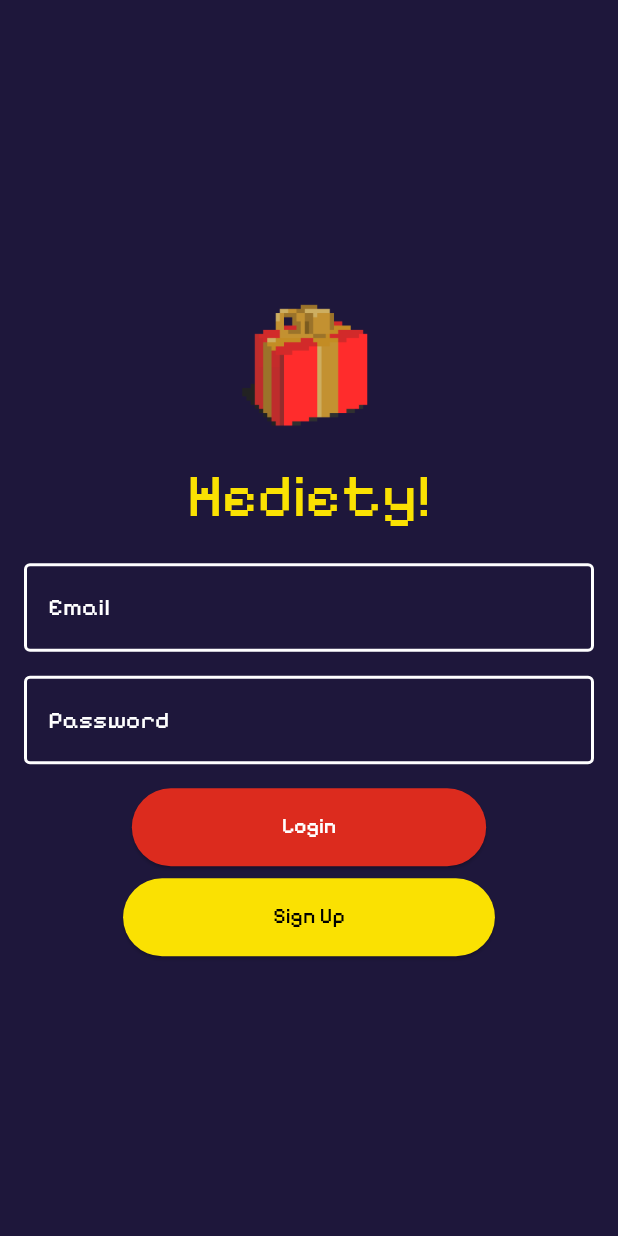
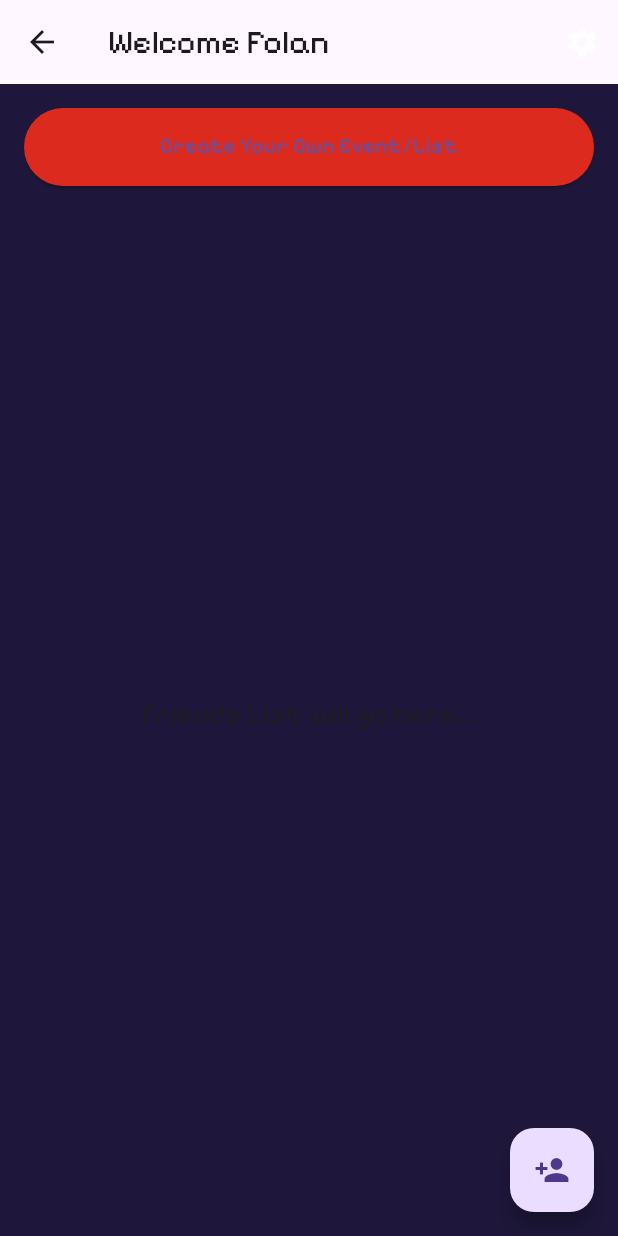
Before and after one commit to Ahmed-Eldera/Hediety, a Flutter app: the screen it shows after launch, after a tap on "Login", on a phone screen of 412 x 824 dp. Run offline on Flutter 3.47's test engine with Material 3 defaults, Android fonts, the phone set to English and light mode, and no system bars.

Commit message:
isolated the colors & have a draft of the home

```diff
--- /dev/null
+++ b/lib/colors.dart
@@ -0,0 +1,7 @@
+import 'package:flutter/material.dart';
+
+// Define your custom colors
+const Color a7mar = Color.fromARGB(255, 220, 43, 30);
+const Color gold = Color.fromARGB(255, 250, 225, 2);
+const Color laser = Color.fromARGB(255, 166, 0, 199);
+const Color bg = Color(0xFF1E173B);
--- /dev/null
+++ b/lib/home.dart
@@ -0,0 +1,71 @@
+import 'package:flutter/material.dart';
+import 'package:hediety/colors.dart';
+
+class HomePage extends StatelessWidget {
+  @override
+  Widget build(BuildContext context) {
+    return Scaffold(
+      // AppBar at the top with a title and a settings button
+      backgroundColor: bg,
+      appBar: AppBar(
+        title: Text('Welcome Folan'),
+        actions: [
+          // Settings button in the AppBar
+          IconButton(
+            icon: Icon(Icons.settings,
+            color: Colors.white,),
+
+            onPressed: () {
+              // Navigate to settings page (to be implemented later)
+              print('Settings button pressed');
+            },
+          ),
+        ],
+      ),
+      // Body content of the home page
+      body: Padding(
+        padding: const EdgeInsets.all(16.0),
+        child: Column(
+          mainAxisAlignment: MainAxisAlignment.center, // Center the button vertically
+          crossAxisAlignment: CrossAxisAlignment.stretch, // Stretch the button to full width
+          children: [
+            // Center the button to create event/list
+            ElevatedButton(
+              style: ElevatedButton.styleFrom(
+                padding: EdgeInsets.symmetric(vertical: 16), // Padding to make button taller
+                backgroundColor: a7mar
+                // textStyle: TextStyle(fontSize: 18), // Font size for button text
+              ),
+              onPressed: () {
+                // Logic for creating event/list (to be added later)
+                print('Create Event/List button pressed');
+              },
+              child: Text('Create Your Own Event/List',
+                ),
+            ),
+            SizedBox(height: 20), // Space between button and list
+            // Placeholder for friends list
+            Expanded(
+              child: Center(
+                child: Text(
+                  'Friends List will go here...',
+                  style: TextStyle(fontSize: 18),
+                ),
+              ),
+            ),
+          ],
+        ),
+
+      ),
+      // Floating action button to add friends
+      floatingActionButton: FloatingActionButton(
+        onPressed: () {
+          // Logic to add friends (to be implemented later)
+          print('Add friends button pressed');
+        },
+        tooltip: 'Add Friend',
+        child: Icon(Icons.person_add), // Icon for adding friends
+      ),
+    );
+  }
+}
--- a/lib/main.dart
+++ b/lib/main.dart
@@ -2,31 +2,32 @@
 
 import 'package:flutter/material.dart';
 import 'sign_up.dart';
+import 'home.dart';
 void main() {
   runApp(MyApp());
 }
-const MaterialColor laser = MaterialColor(
-  0xFF009EAF, // The primary color
-  <int, Color>{
-    50: Color(0xFFE0F7FA), // 10%
-    100: Color(0xFFB2EBF2), // 20%
-    200: Color(0xFF80DEEA), // 30%
-    300: Color(0xFF4DD0E1), // 40%
-    400: Color(0xFF26C6DA), // 50%
-    500: Color(0xFF009EAF), // 60% (primary color)
-    600: Color(0xFF0094A8), // 70%
-    700: Color(0xFF008C97), // 80%
-    800: Color(0xFF008C8B), // 90%
-    900: Color(0xFF007C79), // 100%
-  },
-);
+// const MaterialColor laser = MaterialColor(
+//   0xFF009EAF, // The primary color
+//   <int, Color>{
+//     50: Color(0xFFE0F7FA), // 10%
+//     100: Color(0xFFB2EBF2), // 20%
+//     200: Color(0xFF80DEEA), // 30%
+//     300: Color(0xFF4DD0E1), // 40%
+//     400: Color(0xFF26C6DA), // 50%
+//     500: Color(0xFF009EAF), // 60% (primary color)
+//     600: Color(0xFF0094A8), // 70%
+//     700: Color(0xFF008C97), // 80%
+//     800: Color(0xFF008C8B), // 90%
+//     900: Color(0xFF007C79), // 100%
+//   },
+// );
 class MyApp extends StatelessWidget {
   @override
   Widget build(BuildContext context) {
     return MaterialApp(
       title: 'Flutter Login',
       theme: ThemeData(
-        primarySwatch: laser,
+        // primarySwatch: laser,
         fontFamily: "pixel",
       ),
       home: LoginPage(),
@@ -129,7 +130,13 @@
 
             // Login Button
             ElevatedButton(
-              onPressed: _login,
+              onPressed: () {
+                // Navigate to the SignUpPage when the button is pressed
+                Navigator.push(
+                  context,
+                  MaterialPageRoute(builder: (context) => HomePage()),
+                );
+              },
               child: Text('Login'),
               style: ElevatedButton.styleFrom(
                 padding: EdgeInsets.symmetric(horizontal: 100, vertical: 16),
@@ -142,7 +149,7 @@
 
             // Sign Up Button
             ElevatedButton(
-                            onPressed: () {
+              onPressed: () {
                 // Navigate to the SignUpPage when the button is pressed
                 Navigator.push(
                   context,
--- a/lib/sign_up.dart
+++ b/lib/sign_up.dart
@@ -4,6 +4,8 @@ import 'package:flutter/material.dart';
 class SignUpPage extends StatelessWidget {
   final TextEditingController _emailController = TextEditingController();
   final TextEditingController _passwordController = TextEditingController();
+  final TextEditingController _usernameController = TextEditingController();
+  final TextEditingController _phoneController = TextEditingController();
 
   @override
 Widget build(BuildContext context) {
@@ -51,7 +53,7 @@ Widget build(BuildContext context) {
             SizedBox(height: 16),
             // UserName
            TextField(
-              controller: _emailController,
+              controller: _usernameController,
               cursorColor: Colors.white,
               decoration: InputDecoration(
                 labelStyle: TextStyle(color: Colors.white),
@@ -66,14 +68,14 @@ Widget build(BuildContext context) {
                   ),
 
               ),
-              keyboardType: TextInputType.emailAddress,
+              keyboardType: TextInputType.text,
               style: TextStyle(color: Colors.white, fontSize: 18),
 
             ),
             SizedBox(height: 16),
             //phone Number
                        TextField(
-              controller: _emailController,
+              controller: _phoneController,
               cursorColor: Colors.white,
               decoration: InputDecoration(
                 labelStyle: TextStyle(color: Colors.white),
@@ -88,7 +90,7 @@ Widget build(BuildContext context) {
                   ),
 
               ),
-              keyboardType: TextInputType.emailAddress,
+              keyboardType: TextInputType.number,
               style: TextStyle(color: Colors.white, fontSize: 18),
 
             ),
```
